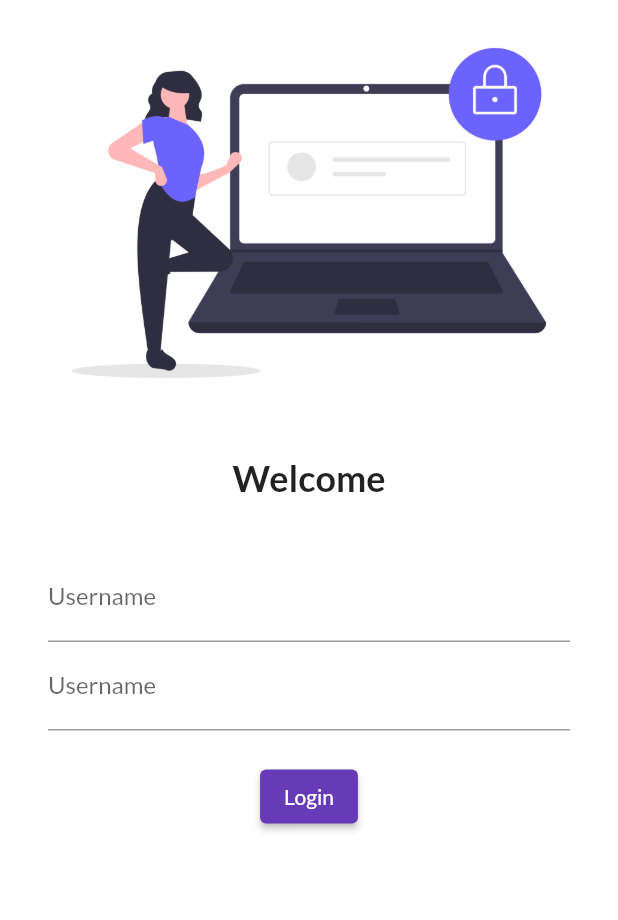
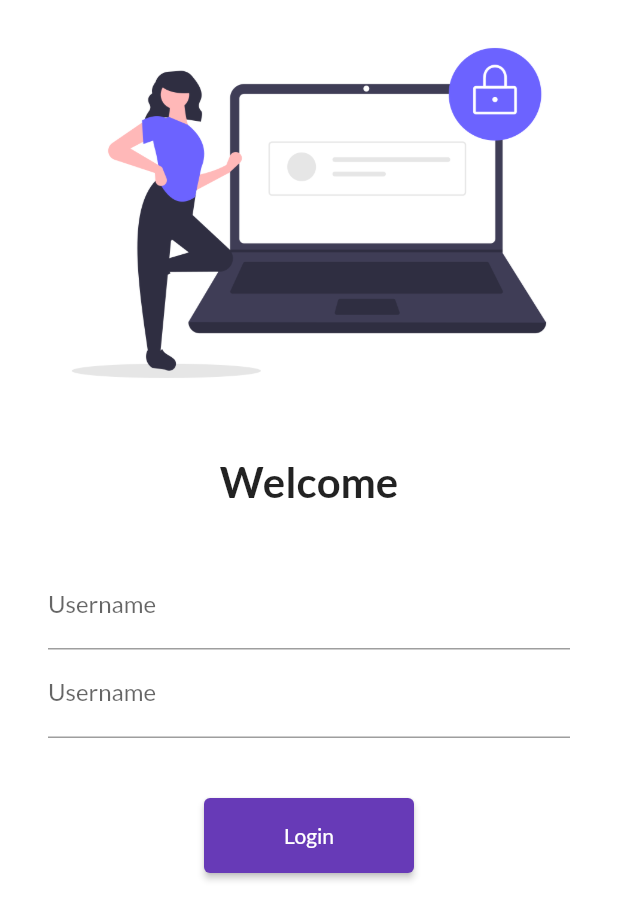
Before and after one commit to iamguptanitesh/30DaysofFlutter, a Flutter app: the screen it shows after launch, on a phone screen of 412 x 824 dp. Shown: the top 920 px of the screen. Run offline on Flutter 3.47's test engine with Material 2 defaults, Android fonts, the phone set to English and light mode, and no system bars; our stand-ins replace google_fonts.

Commit message:
Day 5 Completed

```diff
--- a/lib/Pages/login_page.dart
+++ b/lib/Pages/login_page.dart
@@ -1,10 +1,12 @@
 import 'package:flutter/material.dart';
+import 'package:flutter_catalog/utils/routes.dart';
 
 class LoginPage extends StatelessWidget {
   @override
   Widget build(BuildContext context) {
     return Material(
         color: Colors.white,
+        child: SingleChildScrollView(
           child: Column(
             children: [
               Image.asset(
@@ -17,7 +19,7 @@ class LoginPage extends StatelessWidget {
               Text(
                 "Welcome",
                 style: TextStyle(
-                fontSize: 24,
+                  fontSize: 28,
                   fontWeight: FontWeight.bold,
                 ),
               ),
@@ -45,19 +47,20 @@ class LoginPage extends StatelessWidget {
                       ),
                     ),
                     SizedBox(
-                    height: 20.0,
+                      height: 40.0,
                     ),
                     ElevatedButton(
                       child: Text("Login"),
-                    style: TextButton.styleFrom(),
+                      style: TextButton.styleFrom(minimumSize: Size(140, 50)),
                       onPressed: () {
-                      print("Logged in");
+                        Navigator.pushNamed(context, MyRoutes.homeRoute);
                       },
                     )
                   ],
                 ),
               )
             ],
+          ),
         ));
   }
 }
--- a/lib/main.dart
+++ b/lib/main.dart
@@ -2,6 +2,7 @@ import 'package:flutter/material.dart';
 import 'package:flutter_catalog/Pages/home_page.dart';
 import 'package:flutter_catalog/Pages/login_page.dart';
 import 'package:google_fonts/google_fonts.dart';
+import 'utils/routes.dart';
 
 void main() {
   runApp(MyApp());
@@ -24,9 +25,9 @@ class MyApp extends StatelessWidget {
       ),
       initialRoute: "/",
       routes: {
-        "/home": (Context) => HomePage(),
         "/": (Context) => LoginPage(),
-        "/login": (context) => LoginPage()
+        MyRoutes.homeRoute: (Context) => HomePage(),
+        MyRoutes.loginRoute: (context) => LoginPage()
       },
     );
   }
--- /dev/null
+++ b/lib/utils/routes.dart
@@ -0,0 +1,4 @@
+class MyRoutes {
+  static String loginRoute = "/login";
+  static String homeRoute = "/home";
+}
```
Lines whose indentation alone changed are shown as unchanged.
